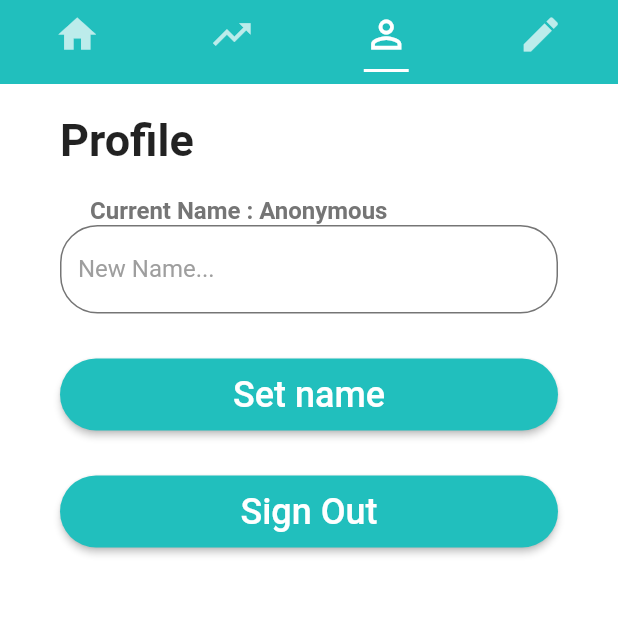
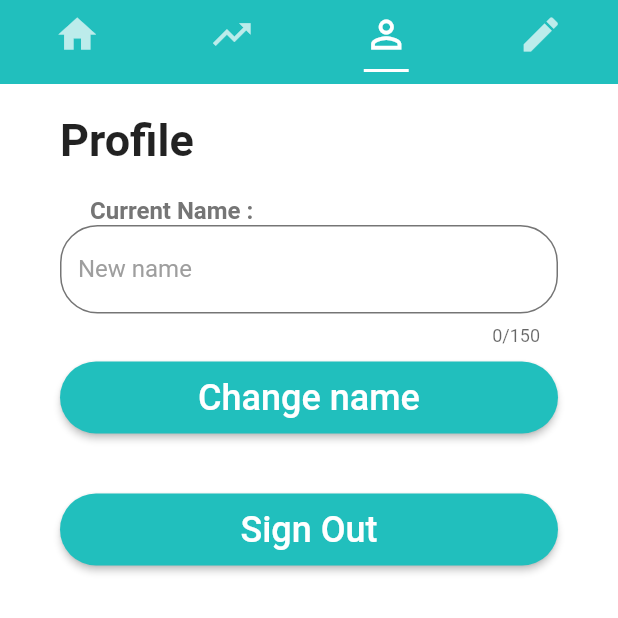
Before and after one commit to Jonbat/YeetPost-Mobile, a Flutter app: the screen it shows once a user with an empty profile is signed in, tab 3 chosen, on a phone screen of 412 x 824 dp, the top half of it. Run offline on Flutter 3.47's test engine with Material 2 defaults, Android fonts, the phone set to English and light mode, and no system bars; our stand-ins replace cloud_firestore, firebase_auth, flutter_spinkit; accounts and stored records are empty; network calls fail; Roboto replaces fonts that are missing (Montserrat, Poppins).

Commit message:
Change name using userProfile - no realtime rendering

```diff
--- a/lib/models/user.dart
+++ b/lib/models/user.dart
@@ -1,4 +1,5 @@
 class User {
   final String uid;
-  User({this.uid});
+  final String name;
+  User(this.uid, this.name);
 }
--- a/lib/profile.dart
+++ b/lib/profile.dart
@@ -1,11 +1,69 @@
 import 'package:flutter/material.dart';
+import 'package:provider/provider.dart';
+import 'models/user.dart';
 import 'services/auth.dart';
 
+
 class Profile extends StatelessWidget {
+
   final AuthService _auth = AuthService();
+  final _formkey = GlobalKey<FormState>();
+  //String error = "something";
+  String newName;
+
+  Widget nameInputField() {
+    return StatefulBuilder(
+      builder: (BuildContext context, StateSetter setState) {
+        return Form(
+          key: _formkey,
+          child: Column(
+            children: [
+              TextFormField(
+                textCapitalization: TextCapitalization.sentences,
+                maxLength: 150,
+                decoration: InputDecoration(
+                  labelText: "New name",
+                ),
+                validator: (val) => val.isEmpty ? 'Enter a name' : null,
+                onChanged: (val){
+                  setState(() => newName = val);
+                }
+              ),
+              SizedBox(height: 10),
+              RaisedButton(
+                textColor: Colors.white,
+                child: Padding(
+                  padding: EdgeInsets.all(10.0),
+                  child: Row(
+                    mainAxisAlignment: MainAxisAlignment.spaceEvenly,
+                    children: [
+                      Text('Change name', style: TextStyle(fontSize: 24.0)),
+                    ],
+                  ),
+                ),
+                onPressed: () async {
+                  if (_formkey.currentState.validate()) {
+                    _auth.changeDisplayName(newName);
+                  }
+                },
+              ),
+              SizedBox(height: 10),
+              /*
+              Text(
+                error,
+                style: TextStyle(color: Colors.red),
+              )
+              */
+            ],
+          ),
+        );
+      }
+    );
+  }
 
   @override
   Widget build(BuildContext context) {
+    final user = Provider.of<User>(context);
     return SingleChildScrollView(
         child: Padding(
         padding: const EdgeInsets.only(left: 40, top: 20, bottom: 25, right: 40),
@@ -25,7 +83,7 @@ class Profile extends StatelessWidget {
             Padding(
               padding: const EdgeInsets.only(left: 20, top: 20, right: 40,),
               child: Text(
-                'Current Name : Anonymous',
+                'Current Name : ' + user.name,
                 style: TextStyle(
                   color: Colors.grey[600],
                   fontFamily: 'Montserrat',
@@ -34,39 +92,7 @@ class Profile extends StatelessWidget {
                 )
               ),
             ),
-            TextFormField(
-              focusNode: null,
-              textCapitalization: TextCapitalization.sentences,
-              decoration: InputDecoration(
-                labelText: "New Name...",
-                // change label color on focus: https://stackoverflow.com/questions/56411599/flutter-textformfield-change-labelcolor-on-focus/56411859
-              ),
-              validator: (val) {
-                if (val.length > 15) {
-                  return "Name can't be longer than 15 characters";
-                } else {
-                  return null;
-                }
-              },
-              keyboardType: TextInputType.text,
-              style: TextStyle(
-                fontFamily: "Poppins",
-              ),
-            ),
-            SizedBox(height: 30.0,),
-            RaisedButton(
-              textColor: Colors.white,
-              child: Padding(
-                padding: EdgeInsets.all(10.0),
-                child: Row(
-                  mainAxisAlignment: MainAxisAlignment.spaceEvenly,
-                  children: <Widget>[
-                    Text('Set name', style: TextStyle(fontSize: 24.0)),
-                  ],
-                )
-              ),
-              onPressed: () {},
-            ),
+            nameInputField(),
             SizedBox(height: 30.0,),
             RaisedButton(
               textColor: Colors.white,
--- a/lib/services/auth.dart
+++ b/lib/services/auth.dart
@@ -5,9 +5,14 @@ class AuthService {
 
   final FirebaseAuth _auth = FirebaseAuth.instance;
 
-  // create user obj based on FirebaseUser
-  User _userFromFireBaseUser(FirebaseUser user) {
-    return user != null ? User(uid: user.uid) : null;
+  // change display name
+  void changeDisplayName(String name) {
+    var user = _auth.currentUser();
+    user.then((currentUser) {
+      UserUpdateInfo updateUser = UserUpdateInfo();
+      updateUser.displayName = name;
+      currentUser.updateProfile(updateUser);
+    });
   }
 
   // auth change user stream
@@ -15,6 +20,16 @@ class AuthService {
     return _auth.onAuthStateChanged
       //.map((FirebaseUser user) => _userFromFireBaseUser(user));
       .map(_userFromFireBaseUser);
+  }
+  User _userFromFireBaseUser(FirebaseUser user) {
+    if (user != null) {
+      return User(
+        user.uid,
+        user.displayName ?? 'Anonymous'
+      );
+    } else {
+      return null;
+    }
   }
 
   // sign in anonymously
```
